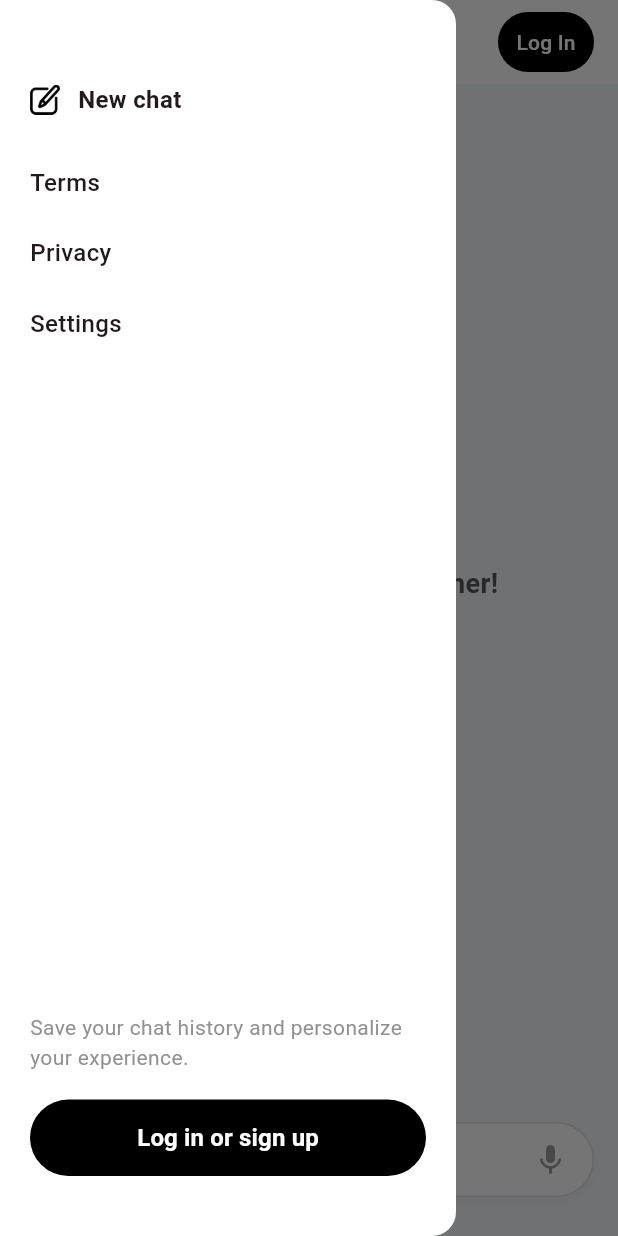
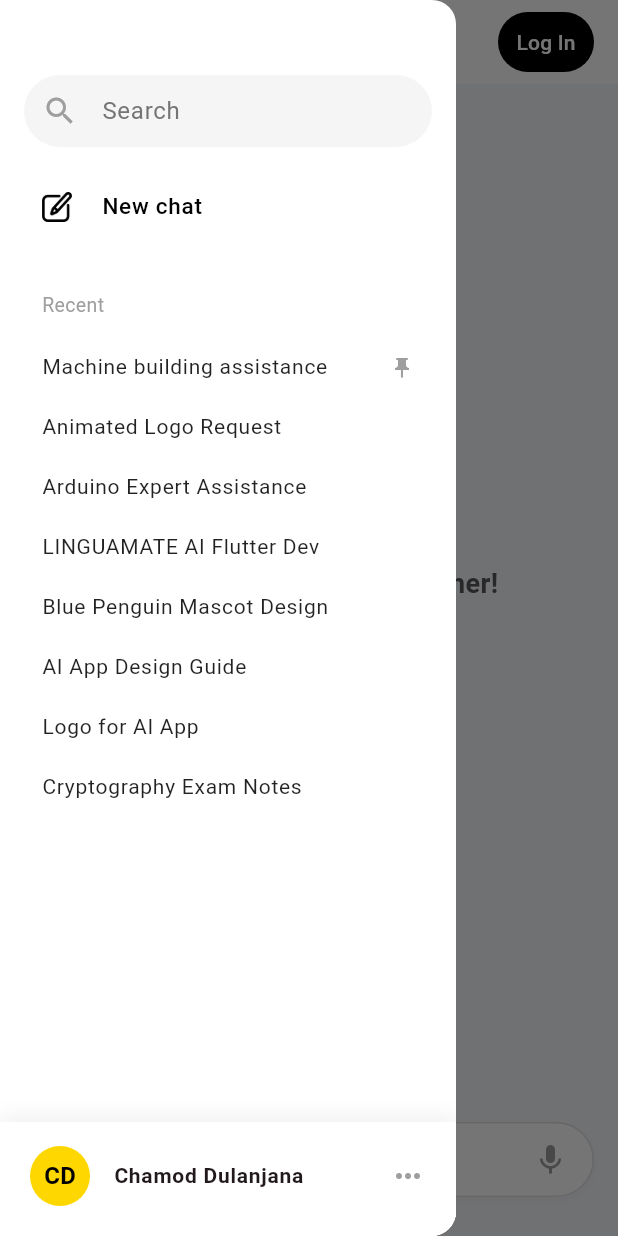
Before and after one commit to ChamodDulanjana/Linguamate-FE, a Flutter app: the screen it shows after launch, with the side drawer open, on a phone screen of 412 x 824 dp. Run offline on Flutter 3.47's test engine with Material 3 defaults, Android fonts, the phone set to English and light mode, and no system bars.

Commit message:
menu_drawer utd

```diff
--- /dev/null
+++ b/lib/models/chat_history.dart
@@ -0,0 +1,10 @@
+
+class ChatHistory {
+  final String title;
+  final bool isPinned;
+
+  ChatHistory({
+    required this.title,
+    this.isPinned = false,
+  });
+}
--- a/lib/screens/chat_screen.dart
+++ b/lib/screens/chat_screen.dart
@@ -116,7 +116,7 @@ class _ChatScreenState extends State<ChatScreen> {
           ),
         ],
       ),
-      drawer: const MenuDrawer(),
+      drawer: MenuDrawer(),
       body: Column(
         children: [
           Expanded(
--- a/lib/widgets/menu_drawer.dart
+++ b/lib/widgets/menu_drawer.dart
@@ -1,10 +1,11 @@
 import 'package:flutter/material.dart';
+import 'package:flutter_application_1/models/chat_history.dart';
 import 'login_sheet.dart';
 
 class MenuDrawer extends StatelessWidget {
   final bool isLoggedIn;
 
-  const MenuDrawer({super.key, this.isLoggedIn = false});
+  MenuDrawer({super.key, this.isLoggedIn = true});
 
   @override
   Widget build(BuildContext context) {
@@ -115,24 +116,21 @@ class MenuDrawer extends StatelessWidget {
           child: Row(
             children: [
               Expanded(
-                child: Container(
-                  height: 45,
-                  decoration: BoxDecoration(
-                    color: Colors.grey[100],
+                child: TextField(
+                  decoration: InputDecoration(
+                    hintText: 'Search',
+                    hintStyle: TextStyle(color: Colors.grey[600]),
+                    prefixIcon: const Icon(Icons.search, color: Colors.grey),
+                    filled: true,
+                    fillColor: Colors.grey[100],
+                    border: OutlineInputBorder(
                       borderRadius: BorderRadius.circular(24),
+                      borderSide: BorderSide.none,
                     ),
-                  child: Row(
-                    children: [
-                      const SizedBox(width: 16),
-                      const Icon(Icons.search, color: Colors.grey),
-                      const SizedBox(width: 8),
-                      Text('Search', style: TextStyle(color: Colors.grey[600])),
-                    ],
+                    contentPadding: const EdgeInsets.symmetric(vertical: 0),
                   ),
                 ),
               ),
-              const SizedBox(width: 12),
-              const Icon(Icons.edit_square, color: Colors.black),
             ],
           ),
         ),
@@ -142,37 +140,53 @@ class MenuDrawer extends StatelessWidget {
           child: ListView(
             padding: const EdgeInsets.symmetric(horizontal: 12),
             children: [
-              _buildMenuItem(Icons.edit_square, "New chat"),
-              _buildMenuItem(Icons.image_outlined, "Images"),
-              _buildMenuItem(Icons.grid_view, "Apps"),
-              _buildMenuItem(Icons.create_new_folder_outlined, "New project"),
+              _buildMenuItem('assets/images/edit_icon.png', "New chat"),
               const SizedBox(height: 24),
+
               // Pinned/Recent Chats
               const Padding(
-                padding: EdgeInsets.symmetric(horizontal: 16, vertical: 8),
+                padding: EdgeInsets.fromLTRB(16, 8, 16, 10),
                 child: Text(
                   "Recent",
                   style: TextStyle(color: Colors.grey, fontSize: 13),
                 ),
               ),
-              _buildHistoryItem("Machine building assistance", isPinned: true),
-              _buildHistoryItem("Animated Logo Request"),
-              _buildHistoryItem("Arduino Expert Assistance"),
-              _buildHistoryItem("LINGUAMATE AI Flutter Dev"),
-              _buildHistoryItem("Blue Penguin Mascot Design"),
-              _buildHistoryItem("AI App Design Guide"),
-              _buildHistoryItem("Logo for AI App"),
-              _buildHistoryItem("Cryptography Exam Notes"),
+
+              ListView.builder(
+                padding: const EdgeInsets.symmetric(
+                  horizontal: 0,
+                  vertical: 2.0,
+                ),
+                itemCount: chatHistories.length,
+                shrinkWrap: true,
+                physics: const NeverScrollableScrollPhysics(),
+                itemBuilder: (context, index) {
+                  final chat = chatHistories[index];
+                  return _buildHistoryItem(chat.title, isPinned: chat.isPinned);
+                },
+              ),
             ],
           ),
         ),
 
         // Bottom Profile Section
-        const Divider(height: 1),
-        ListTile(
-          contentPadding: const EdgeInsets.symmetric(
-            horizontal: 20,
-            vertical: 8,
+        Container(
+          decoration: BoxDecoration(
+            color: Colors.white,
+            boxShadow: [
+              BoxShadow(
+                color: Colors.black.withOpacity(0.05),
+                blurRadius: 10,
+                offset: const Offset(0, -5),
+              ),
+            ],
+          ),
+          child: ListTile(
+            contentPadding: const EdgeInsets.only(
+              left: 20,
+              right: 20,
+              top: 8,
+              bottom: 12,
             ),
             leading: const CircleAvatar(
               backgroundColor: Color(0xFFFFD700), // Gold/Yellow color
@@ -191,13 +205,14 @@ class MenuDrawer extends StatelessWidget {
             trailing: const Icon(Icons.more_horiz, color: Colors.grey),
             onTap: () {},
           ),
+        ),
       ],
     );
   }
 
-  Widget _buildMenuItem(IconData icon, String title) {
+  Widget _buildMenuItem(String path, String title) {
     return ListTile(
-      leading: Icon(icon, color: Colors.black87, size: 22),
+      leading: Image.asset(path, color: Colors.black, width: 20, height: 20),
       title: Text(
         title,
         style: const TextStyle(
@@ -230,4 +245,15 @@ class MenuDrawer extends StatelessWidget {
       onTap: () {},
     );
   }
+
+  final List<ChatHistory> chatHistories = [
+    ChatHistory(title: 'Machine building assistance', isPinned: true),
+    ChatHistory(title: 'Animated Logo Request'),
+    ChatHistory(title: 'Arduino Expert Assistance'),
+    ChatHistory(title: 'LINGUAMATE AI Flutter Dev'),
+    ChatHistory(title: 'Blue Penguin Mascot Design'),
+    ChatHistory(title: 'AI App Design Guide'),
+    ChatHistory(title: 'Logo for AI App'),
+    ChatHistory(title: 'Cryptography Exam Notes', isPinned: false),
+  ];
 }
```
Lines whose indentation alone changed are shown as unchanged.
